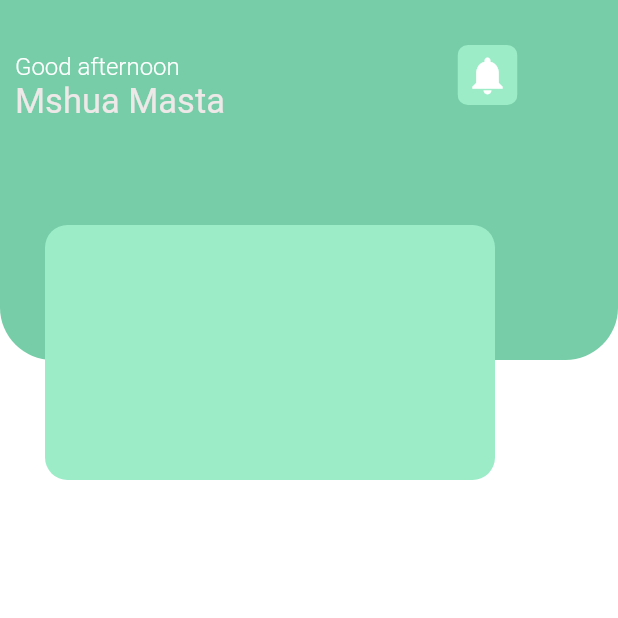
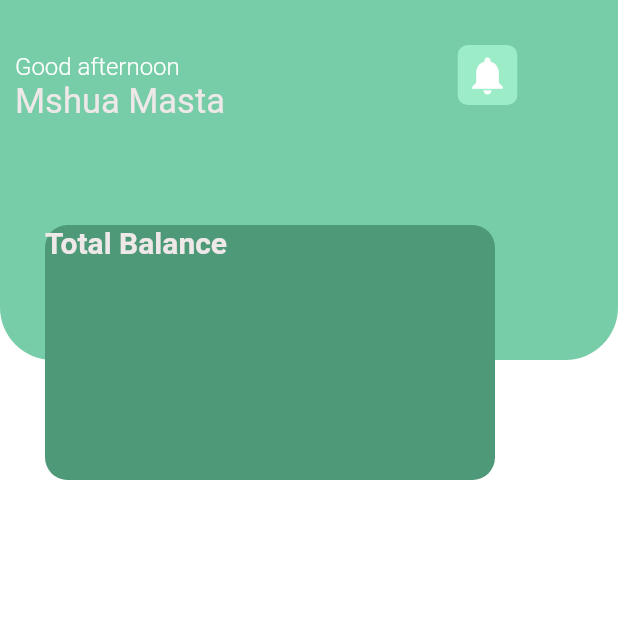
Before and after one commit to JohnGastone/Noti, a Flutter app: the screen it shows after launch, on a phone screen of 412 x 824 dp, the top half of it. Run offline on Flutter 3.47's test engine with Material 2 defaults, Android fonts, the phone set to English and light mode, and no system bars.

Commit message:
Total balance card

```diff
--- a/lib/screens/home.dart
+++ b/lib/screens/home.dart
@@ -75,8 +75,23 @@ class Home extends StatelessWidget {
               height: 170,
               width: 300,
               decoration: BoxDecoration(
-                  color: Color.fromARGB(255, 156, 236, 200),
+                  color: Color.fromARGB(255, 78, 153, 119),
                   borderRadius: BorderRadius.circular(15)),
+              child: Column(
+                children: [
+                  Row(
+                    children: [
+                      Text(
+                        'Total Balance',
+                        style: TextStyle(
+                            fontSize: 20,
+                            fontWeight: FontWeight.w600,
+                            color: Color.fromARGB(255, 238, 232, 232)),
+                      )
+                    ],
+                  ),
+                ],
+              ),
             ),
           )
         ]),
```
